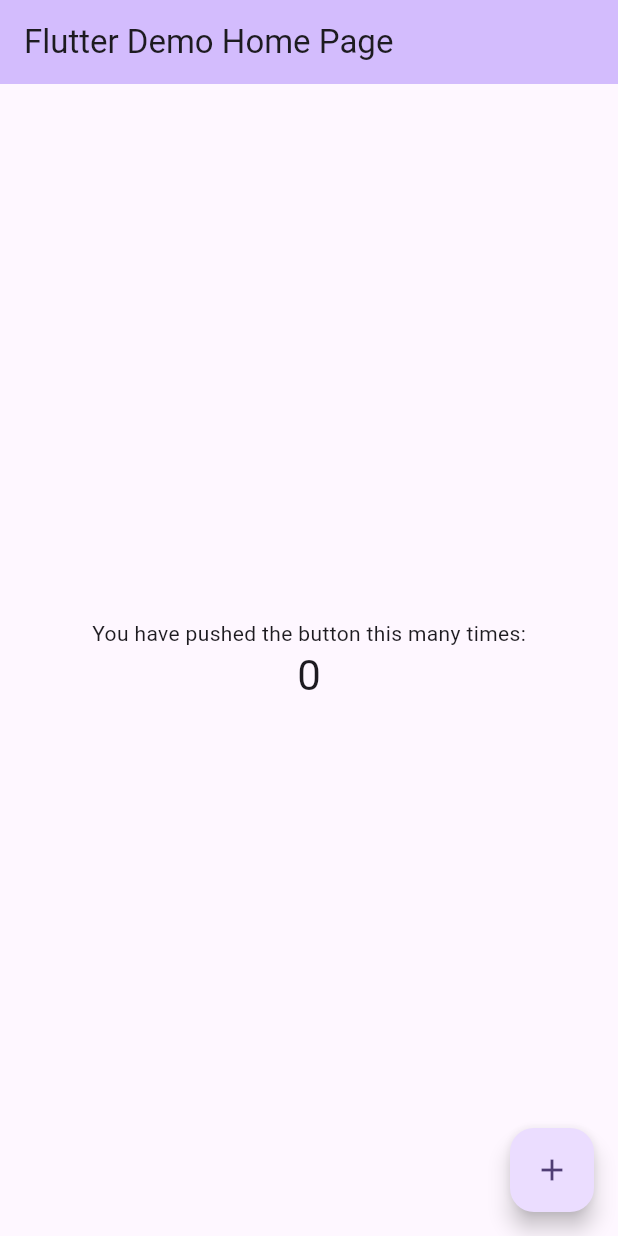
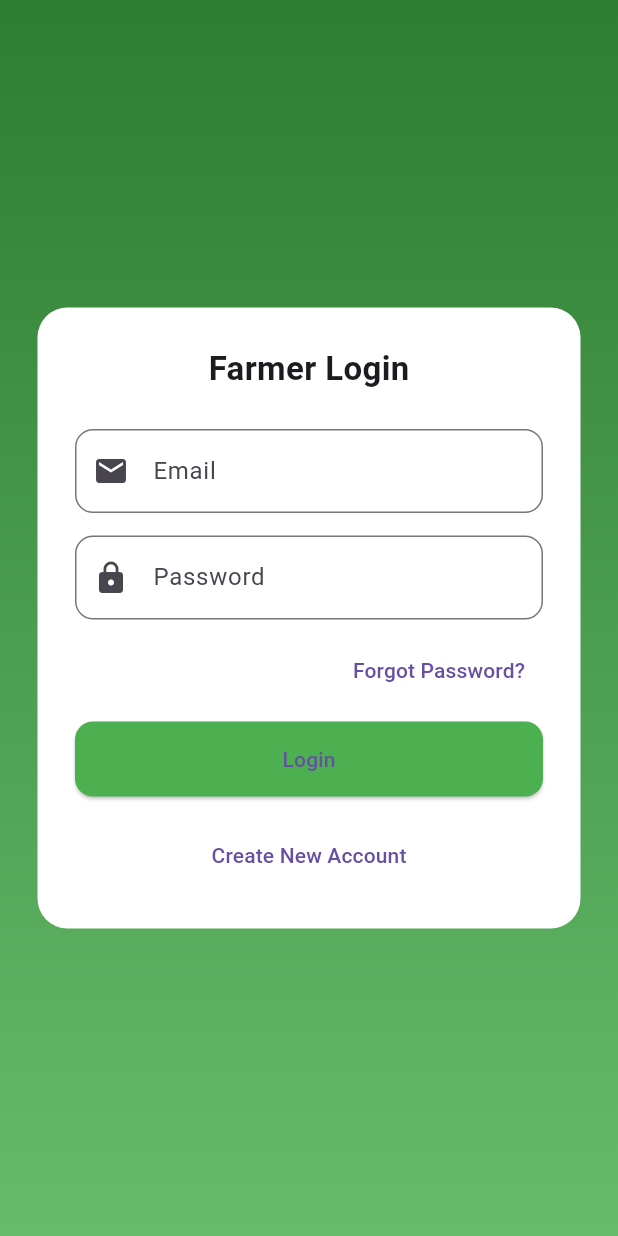
Before and after one commit to alaminsarder/Smart-Farm-Sheba, a Flutter app: the screen it shows after launch, on a phone screen of 412 x 824 dp. Run offline on Flutter 3.47's test engine with Material 3 defaults, Android fonts, the light colour scheme and no system bars.

Commit message:
Completed premium dashboard and auth UI

```diff
--- a/lib/main.dart
+++ b/lib/main.dart
@@ -1,122 +1,18 @@
 import 'package:flutter/material.dart';
+import 'screens/splash_screen.dart';
 
 void main() {
-  runApp(const MyApp());
+  runApp(const SmartFarmApp());
 }
 
-class MyApp extends StatelessWidget {
-  const MyApp({super.key});
+class SmartFarmApp extends StatelessWidget {
+  const SmartFarmApp({super.key});
 
-  // This widget is the root of your application.
   @override
   Widget build(BuildContext context) {
-    return MaterialApp(
-      title: 'Flutter Demo',
-      theme: ThemeData(
-        // This is the theme of your application.
-        //
-        // TRY THIS: Try running your application with "flutter run". You'll see
-        // the application has a purple toolbar. Then, without quitting the app,
-        // try changing the seedColor in the colorScheme below to Colors.green
-        // and then invoke "hot reload" (save your changes or press the "hot
-        // reload" button in a Flutter-supported IDE, or press "r" if you used
-        // the command line to start the app).
-        //
-        // Notice that the counter didn't reset back to zero; the application
-        // state is not lost during the reload. To reset the state, use hot
-        // restart instead.
-        //
-        // This works for code too, not just values: Most code changes can be
-        // tested with just a hot reload.
-        colorScheme: .fromSeed(seedColor: Colors.deepPurple),
-      ),
-      home: const MyHomePage(title: 'Flutter Demo Home Page'),
+    return const MaterialApp(
+      debugShowCheckedModeBanner: false,
+      home: SplashScreen(),
     );
   }
 }
-
-class MyHomePage extends StatefulWidget {
-  const MyHomePage({super.key, required this.title});
-
-  // This widget is the home page of your application. It is stateful, meaning
-  // that it has a State object (defined below) that contains fields that affect
-  // how it looks.
-
-  // This class is the configuration for the state. It holds the values (in this
-  // case the title) provided by the parent (in this case the App widget) and
-  // used by the build method of the State. Fields in a Widget subclass are
-  // always marked "final".
-
-  final String title;
-
-  @override
-  State<MyHomePage> createState() => _MyHomePageState();
-}
-
-class _MyHomePageState extends State<MyHomePage> {
-  int _counter = 0;
-
-  void _incrementCounter() {
-    setState(() {
-      // This call to setState tells the Flutter framework that something has
-      // changed in this State, which causes it to rerun the build method below
-      // so that the display can reflect the updated values. If we changed
-      // _counter without calling setState(), then the build method would not be
-      // called again, and so nothing would appear to happen.
-      _counter++;
-    });
-  }
-
-  @override
-  Widget build(BuildContext context) {
-    // This method is rerun every time setState is called, for instance as done
-    // by the _incrementCounter method above.
-    //
-    // The Flutter framework has been optimized to make rerunning build methods
-    // fast, so that you can just rebuild anything that needs updating rather
-    // than having to individually change instances of widgets.
-    return Scaffold(
-      appBar: AppBar(
-        // TRY THIS: Try changing the color here to a specific color (to
-        // Colors.amber, perhaps?) and trigger a hot reload to see the AppBar
-        // change color while the other colors stay the same.
-        backgroundColor: Theme.of(context).colorScheme.inversePrimary,
-        // Here we take the value from the MyHomePage object that was created by
-        // the App.build method, and use it to set our appbar title.
-        title: Text(widget.title),
-      ),
-      body: Center(
-        // Center is a layout widget. It takes a single child and positions it
-        // in the middle of the parent.
-        child: Column(
-          // Column is also a layout widget. It takes a list of children and
-          // arranges them vertically. By default, it sizes itself to fit its
-          // children horizontally, and tries to be as tall as its parent.
-          //
-          // Column has various properties to control how it sizes itself and
-          // how it positions its children. Here we use mainAxisAlignment to
-          // center the children vertically; the main axis here is the vertical
-          // axis because Columns are vertical (the cross axis would be
-          // horizontal).
-          //
-          // TRY THIS: Invoke "debug painting" (choose the "Toggle Debug Paint"
-          // action in the IDE, or press "p" in the console), to see the
-          // wireframe for each widget.
-          mainAxisAlignment: .center,
-          children: [
-            const Text('You have pushed the button this many times:'),
-            Text(
-              '$_counter',
-              style: Theme.of(context).textTheme.headlineMedium,
-            ),
-          ],
-        ),
-      ),
-      floatingActionButton: FloatingActionButton(
-        onPressed: _incrementCounter,
-        tooltip: 'Increment',
-        child: const Icon(Icons.add),
-      ),
-    );
-  }
-}
--- a/lib/screens/auth/login_screen.dart
+++ b/lib/screens/auth/login_screen.dart
@@ -0,0 +1,122 @@
+import 'package:flutter/material.dart';
+import '../home/home_screen.dart';
+import 'register_screen.dart';
+import 'forgot_password_screen.dart';
+
+class LoginScreen extends StatelessWidget {
+  const LoginScreen({super.key});
+
+  @override
+  Widget build(BuildContext context) {
+    return Scaffold(
+      body: Container(
+        decoration: const BoxDecoration(
+          gradient: LinearGradient(
+            colors: [Color(0xFF2E7D32), Color(0xFF66BB6A)],
+            begin: Alignment.topCenter,
+            end: Alignment.bottomCenter,
+          ),
+        ),
+        child: Center(
+          child: SingleChildScrollView(
+            child: Container(
+              margin: const EdgeInsets.symmetric(horizontal: 25),
+              padding: const EdgeInsets.all(25),
+              decoration: BoxDecoration(
+                color: Colors.white,
+                borderRadius: BorderRadius.circular(20),
+              ),
+              child: Column(
+                children: [
+                  const Text(
+                    "Farmer Login",
+                    style: TextStyle(
+                        fontSize: 22,
+                        fontWeight: FontWeight.bold),
+                  ),
+                  const SizedBox(height: 25),
+
+                  _inputField("Email", Icons.email),
+                  const SizedBox(height: 15),
+
+                  _inputField("Password", Icons.lock, isPassword: true),
+                  const SizedBox(height: 10),
+
+                  Align(
+                    alignment: Alignment.centerRight,
+                    child: TextButton(
+                      onPressed: () {
+                        Navigator.push(
+                          context,
+                          MaterialPageRoute(
+                            builder: (_) =>
+                                const ForgotPasswordScreen(),
+                          ),
+                        );
+                      },
+                      child: const Text("Forgot Password?"),
+                    ),
+                  ),
+
+                  const SizedBox(height: 10),
+
+                  SizedBox(
+                    width: double.infinity,
+                    height: 50,
+                    child: ElevatedButton(
+                      style: ElevatedButton.styleFrom(
+                        backgroundColor: Colors.green,
+                        shape: RoundedRectangleBorder(
+                          borderRadius:
+                              BorderRadius.circular(12),
+                        ),
+                      ),
+                      onPressed: () {
+                        Navigator.pushReplacement(
+                          context,
+                          MaterialPageRoute(
+                              builder: (_) =>
+                                  const HomeScreen()),
+                        );
+                      },
+                      child: const Text("Login"),
+                    ),
+                  ),
+
+                  const SizedBox(height: 15),
+
+                  TextButton(
+                    onPressed: () {
+                      Navigator.push(
+                        context,
+                        MaterialPageRoute(
+                            builder: (_) =>
+                                const RegisterScreen()),
+                      );
+                    },
+                    child:
+                        const Text("Create New Account"),
+                  ),
+                ],
+              ),
+            ),
+          ),
+        ),
+      ),
+    );
+  }
+
+  Widget _inputField(String hint, IconData icon,
+      {bool isPassword = false}) {
+    return TextField(
+      obscureText: isPassword,
+      decoration: InputDecoration(
+        hintText: hint,
+        prefixIcon: Icon(icon),
+        border: OutlineInputBorder(
+          borderRadius: BorderRadius.circular(12),
+        ),
+      ),
+    );
+  }
+}
```
Also changed, not shown: lib/providers/theme_provider.dart (+16 -0 lines), lib/screens/auth/forgot_password_screen.dart (added, +53 -0 lines), lib/screens/auth/register_screen.dart (added, +65 -0 lines), lib/screens/home/dashboard_screen.dart (added, +141 -0 lines), lib/screens/home/home_screen.dart (+45 -0 lines), lib/screens/profile/profile_screen.dart (+13 -0 lines), lib/screens/splash_screen.dart (+34 -0 lines), lib/screens/weather/weather_screen.dart (+13 -0 lines), lib/theme.dart (added, +14 -0 lines), pubspec.yaml (+5 -70 lines), pubspec.lock.
